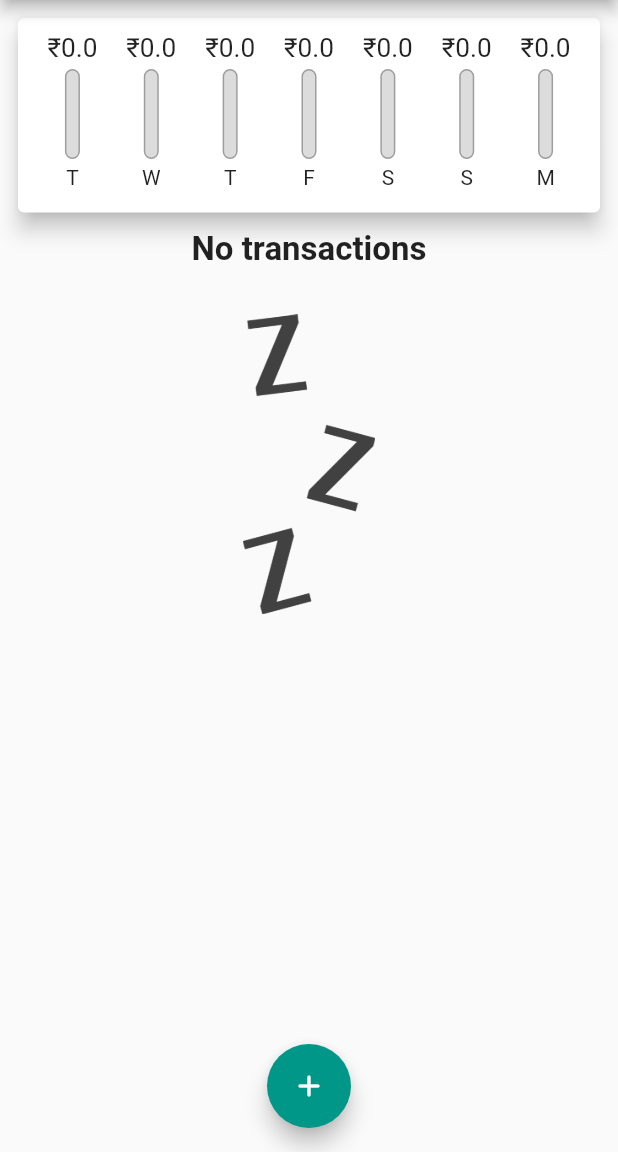
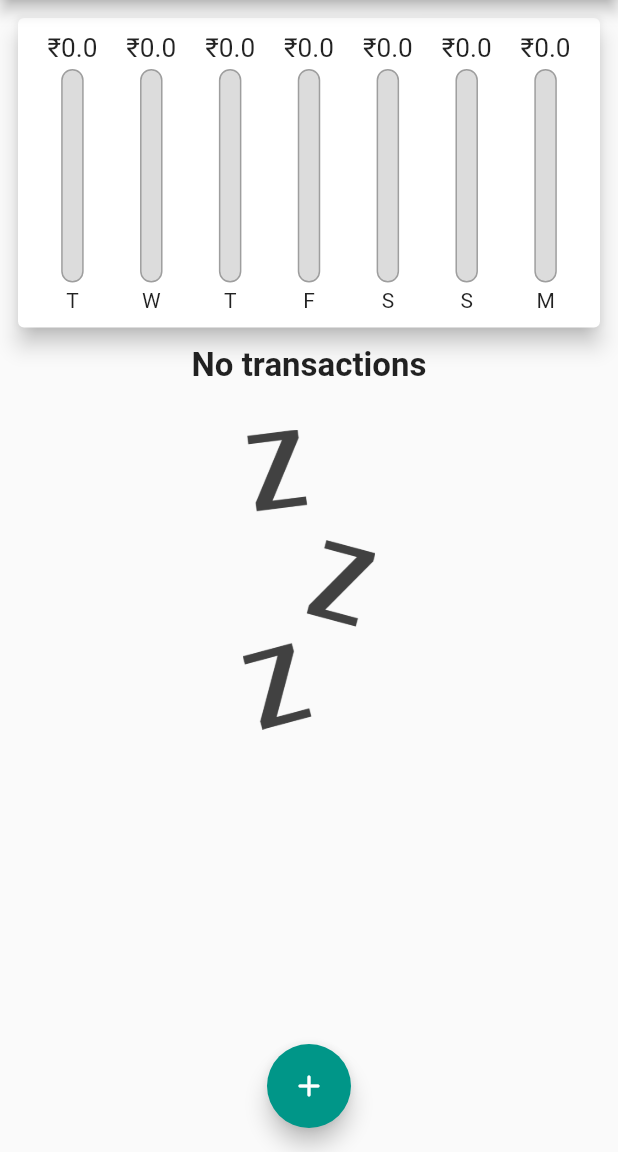
Before and after one commit to Basith-P/Personal-Expense-Tracker, a Flutter app: the screen it shows after launch, on a phone screen of 412 x 824 dp, the part 84-1236 px from its top. Run offline on Flutter 3.47's test engine with Material 2 defaults, Android fonts, the phone set to English and light mode, and no system bars.

Commit message:
Make chartbar full height

```diff
--- a/lib/screens/home_page.dart
+++ b/lib/screens/home_page.dart
@@ -74,14 +74,14 @@ class _HomePageState extends State<HomePage> {
                 height: (MediaQuery.of(context).size.height -
                         appBar.preferredSize.height -
                         MediaQuery.of(context).padding.vertical) *
-                    0.2,
+                    0.3,
                 child: Chart(_recentTx),
               ),
               Container(
                 height: (MediaQuery.of(context).size.height -
                         appBar.preferredSize.height -
                         MediaQuery.of(context).padding.vertical) *
-                    0.8,
+                    0.7,
                 child: TransactionList(_userTransactions, _deleteTx),
               ),
             ],
--- a/lib/widgets/chart_bar.dart
+++ b/lib/widgets/chart_bar.dart
@@ -18,9 +18,11 @@ class ChartBar extends StatelessWidget {
           ),
         ),
         const SizedBox(height: 4),
-        Container(
-          height: 60,
-          width: 10,
+        Expanded(
+          child: Container(
+            width: 15,
+            margin: EdgeInsets.symmetric(horizontal: 10),
+            // width: 10,
             child: Stack(
               children: [
                 Container(
@@ -42,6 +44,7 @@ class ChartBar extends StatelessWidget {
               ],
             ),
           ),
+        ),
         const SizedBox(height: 4),
         Text(label),
       ],
```
Lines whose indentation alone changed are shown as unchanged.
